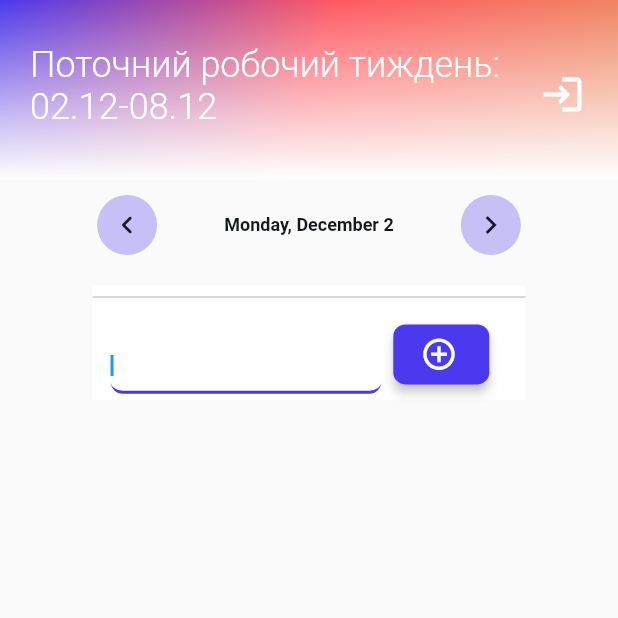
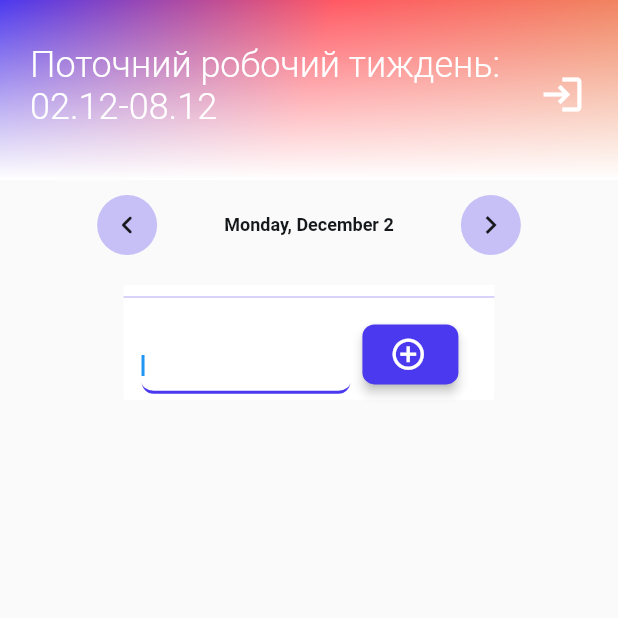
Before and after one commit to skvortsovvg/IODesk, a Flutter app: the screen it shows after launch, after a tap on the "post add" icon, on a phone screen of 412 x 824 dp, the top half of it. Run offline on Flutter 3.47's test engine with Material 3 defaults, Android fonts, the phone set to English and light mode, and no system bars; our stand-ins replace auto_size_text, cloud_firestore, easy_debounce, firebase_auth, firebase_core, flutter_animate and 14 more; missing offline and left inert: json_path, universal_html; accounts and stored records are empty; Roboto replaces fonts that are missing (Readex Pro); project files that could hold a hidden picture were left out.

Commit message:
upd, v.1.8.22

```diff
--- a/lib/flutter_flow/internationalization.dart
+++ b/lib/flutter_flow/internationalization.dart
@@ -12,7 +12,7 @@ class FFLocalizations {
   static FFLocalizations of(BuildContext context) =>
       Localizations.of<FFLocalizations>(context, FFLocalizations)!;
 
-  static List<String> languages() => ['ua', 'ru', 'en'];
+  static List<String> languages() => ['ru', 'en'];
 
   static late SharedPreferences _prefs;
   static Future initialize() async =>
@@ -73,7 +73,6 @@ class FFLocalizations {
     'th',
     'uk',
     'vi',
-    'ua',
   };
 }
 
@@ -110,12 +109,10 @@ final kTranslationsMap = <Map<String, Map<String, String>>>[
   {
     'xcya3c3w': {
       'ru': 'Вход',
-      'ua': 'Вхiд',
       'en': '',
     },
     '59ix97ao': {
       'ru': 'Введите фамилию сотрудника',
-      'ua': 'Введiть приiвище спiвробiтника',
       'en': '',
     },
     '9a8atn06': {
@@ -130,8 +127,31 @@ final kTranslationsMap = <Map<String, Map<String, String>>>[
   // HomePage
   {
     'eej5tktd': {
-      'ua': 'Запис на обід',
-      'ru': 'Обiди',
+      'ru': 'Запис на обiди',
+      'en': '',
+    },
+    '42e2qbva': {
+      'ru': 'м. Лыбидская',
+      'en': '',
+    },
+    '0bl1pi1i': {
+      'ru': 'Развозка в пятницу',
+      'en': '',
+    },
+    '2xfsslhh': {
+      'ru': 'утро, 8:30',
+      'en': '',
+    },
+    '2z9u2dtq': {
+      'ru': 'вечер, 17:00',
+      'en': '',
+    },
+    'z3i3pa6l': {
+      'ru': 'утро, 8:30',
+      'en': '',
+    },
+    'lrvaj90r': {
+      'ru': 'вечер, 17:00',
       'en': '',
     },
     'ml4kfm7g': {
@@ -146,11 +166,49 @@ final kTranslationsMap = <Map<String, Map<String, String>>>[
       'en': '',
     },
   },
+  // HomePageCopy
+  {
+    '6caieqv3': {
+      'ru': 'Обеды',
+      'en': '',
+    },
+    '31nhmkef': {
+      'ru': 'Развозка в пятницу',
+      'en': '',
+    },
+    'z1mkb36f': {
+      'ru': 'м. Лыбидская',
+      'en': '',
+    },
+    '2g1hwquy': {
+      'ru': 'утро, 8:30',
+      'en': '',
+    },
+    '4c5xi97m': {
+      'ru': 'вечер, 17:00',
+      'en': '',
+    },
+    'yynlex2z': {
+      'ru': 'м. Выдубичи',
+      'en': '',
+    },
+    'j297cxy6': {
+      'ru': 'утро, 8:30',
+      'en': '',
+    },
+    '7a269004': {
+      'ru': 'вечер, 17:00',
+      'en': '',
+    },
+    '6ebp2e5q': {
+      'ru': 'Home',
+      'en': '',
+    },
+  },
   // SetUpMenu
   {
     '20qixci0': {
-      'ru': 'Введите название блюда...',
-      'ua': 'Введіть страву...',
+      'ru': 'Введiть страву...',
       'en': '',
     },
     '8sffcois': {
@@ -166,7 +224,6 @@ final kTranslationsMap = <Map<String, Map<String, String>>>[
   {
     'ragvawus': {
       'ru': 'Меню дня',
-      'ua': 'Меню дня',
       'en': '',
     },
   },
--- a/lib/login/login_widget.dart
+++ b/lib/login/login_widget.dart
@@ -17,7 +17,7 @@ import '/flutter_flow/custom_functions.dart'; // Imports custom functions
 import 'package:i_o_desk/components/loading_widget.dart';
 
 const bool adminApp = false;
-const String version = 'v.1.8';
+const String version = 'v.1.8.22';
 
 class LoginWidget extends StatefulWidget {
   const LoginWidget({super.key});
@@ -183,7 +183,7 @@ class _LoginWidgetState extends State<LoginWidget>
                         ),
                       ),
                       child: Column(
-                        mainAxisSize: MainAxisSize.max,
+                        // mainAxisSize: MainAxisSize.max,
                         mainAxisAlignment: MainAxisAlignment.center,
                         children: [
                           Container(
@@ -257,12 +257,10 @@ class _LoginWidgetState extends State<LoginWidget>
                       padding: const EdgeInsetsDirectional.fromSTEB(
                           16.0, 0.0, 16.0, 16.0),
                       child: Column(
-                        mainAxisSize: MainAxisSize.max,
-                        crossAxisAlignment: CrossAxisAlignment.start,
+                        // mainAxisSize: MainAxisSize.max,
+                        // crossAxisAlignment: CrossAxisAlignment.start,
                         children: [
-                          Align(
-                            alignment: const AlignmentDirectional(0.0, 0.0),
-                            child: Padding(
+                              Padding(
                               padding: const EdgeInsetsDirectional.fromSTEB(
                                   0.0, 0.0, 0.0, 10.0),
                               child: SizedBox(
@@ -350,10 +348,7 @@ class _LoginWidgetState extends State<LoginWidget>
                                 ),
                               ),
                             ),
-                          ),
-                          Align(
-                            alignment: const AlignmentDirectional(0.0, 0.0),
-                            child: Container(
+                          Container(
                             constraints: const BoxConstraints(
                               maxWidth: 500.0,
                             ),
@@ -498,7 +493,6 @@ class _LoginWidgetState extends State<LoginWidget>
                               },
                             ),
                           ),
-                          ),
                         ],
                       ).animateOnPageLoad(
                           animationsMap['columnOnPageLoadAnimation']!),
@@ -526,8 +520,8 @@ class _LoginWidgetState extends State<LoginWidget>
                             size: 30.0,
                           ),
                           onPressed: () async {
-                            const url =
-                                'https://raw.githubusercontent.com/skvortsovvg/IODesk/refs/heads/main/assets/files/app-release.apk';
+                            const url = 'https://github.com/skvortsovvg/IODesk/raw/refs/heads/main/assets/files/app-release.apk';
+                                // 'https://raw.githubusercontent.com/skvortsovvg/IODesk/refs/heads/main/assets/files/app-release.apk';
                             html.AnchorElement anchorElement =
                                 html.AnchorElement(href: url);
                             anchorElement.download = url;
--- a/lib/main.dart
+++ b/lib/main.dart
@@ -110,7 +110,7 @@ class _MyAppState extends State<MyApp> {
       ],
       locale: _locale,
       supportedLocales: const
-      [ Locale('ua'),
+      [
         Locale('ru'),
         Locale('en'),
       ],
--- a/lib/pages/home_page/home_page_widget.dart
+++ b/lib/pages/home_page/home_page_widget.dart
@@ -117,11 +117,11 @@ class _HomePageWidgetState extends State<HomePageWidget> {
       //   });
 
       // }
-      // if (FFAppState().thisCurrentWeek.begins != DateTime.now().weekStart()) {
-      //   dispose();
-      //   context.pushNamed('Login');
-      //   return;
-      // }
+      if (currentUserReference == null) {
+        dispose();
+        context.pushNamed('Login');
+        return;
+      }
 
       actions.setNotificationOnDateTime(
           FFAppState().thisCurrentWeek.friday!.noonOfDay());
@@ -286,10 +286,9 @@ class _HomePageWidgetState extends State<HomePageWidget> {
                                   onPressed: () async {
                                     GoRouter.of(context).prepareAuthEvent();
                                     await authManager.signOut();
+                                    dispose();
                                     GoRouter.of(context)
                                         .clearRedirectLocation();
-
-                                    dispose();
                                     context.goNamedAuth(
                                         'Login', context.mounted);
                                   },
--- a/lib/pages/set_up_menu/set_up_menu_widget.dart
+++ b/lib/pages/set_up_menu/set_up_menu_widget.dart
@@ -307,7 +307,7 @@ class _SetUpMenuWidgetState extends State<SetUpMenuWidget> {
               Padding(
                 padding: const EdgeInsetsDirectional.fromSTEB(0.0, 10.0, 0.0, 0.0),
                 child: Container(
-                  width: MediaQuery.sizeOf(context).width * 0.7,
+                  width: MediaQuery.sizeOf(context).width * 0.6,
                   decoration: BoxDecoration(
                     color: FlutterFlowTheme.of(context).secondaryBackground,
                   ),
```
Also changed, not shown: 2 other files. Lines whose indentation alone changed are shown as unchanged.
